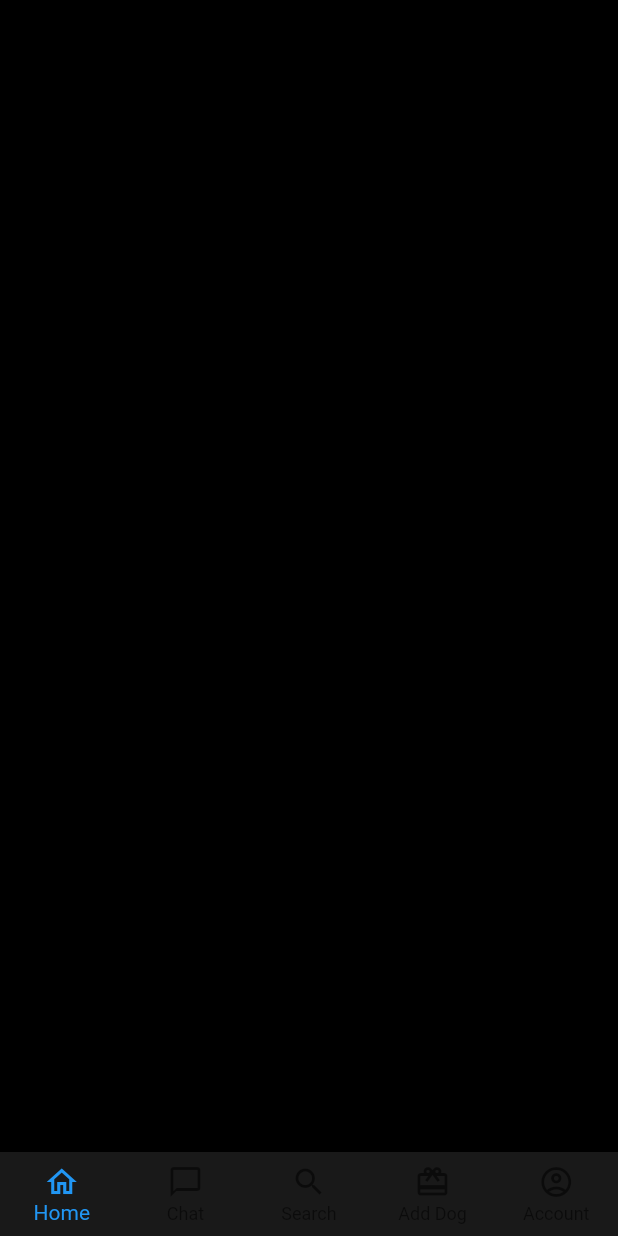
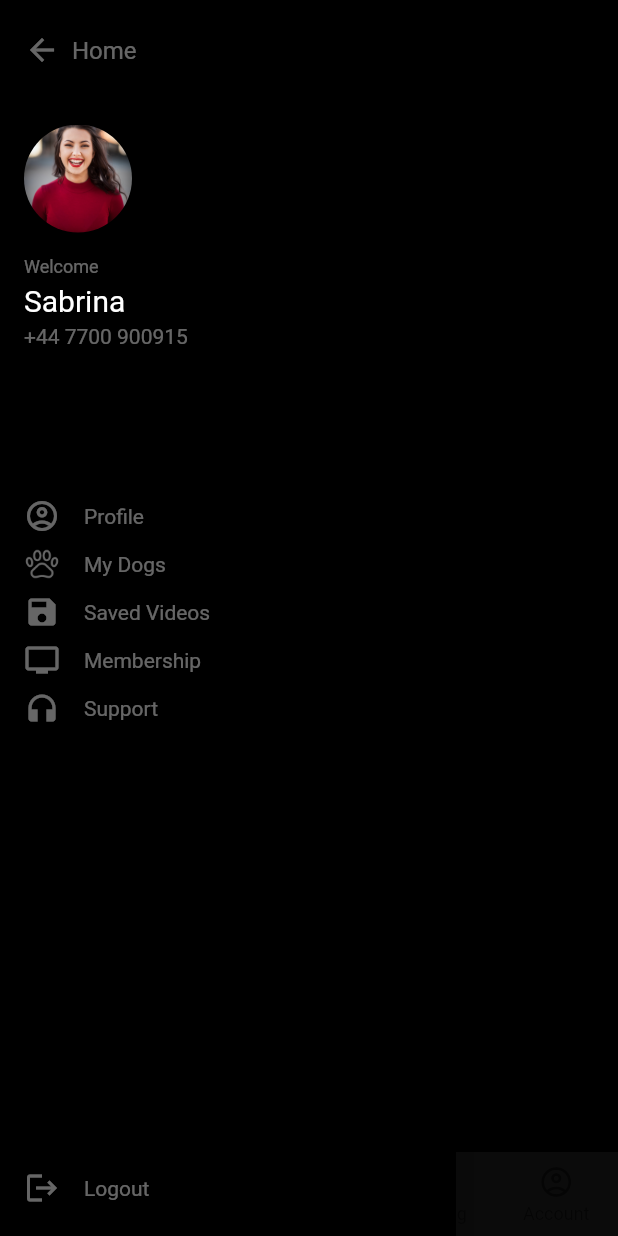
Before and after one commit to poltustein/petsProtectionFlutter, a Flutter app: the LandingScreen screen opened directly, with the side drawer open (before the commit the screen has no drawer), on a phone screen of 412 x 824 dp. Run offline on Flutter 3.47's test engine with Material 2 defaults, Android fonts, the phone set to English and light mode, and no system bars; our stand-ins replace get, introduction_screen, toast.

Commit message:
Created side drawer UI

```diff
--- a/lib/main.dart
+++ b/lib/main.dart
@@ -1,3 +1,4 @@
+// @dart=2.9
 import 'package:flutter/material.dart';
 import 'package:flutter/services.dart';
 import 'package:get/get.dart';
@@ -6,7 +7,7 @@ import 'package:pwd_app/screens/onboarding/onboarding_screen.dart';
 void main() => runApp(const App());
 
 class App extends StatelessWidget {
-  const App({Key? key}) : super(key: key);
+  const App({Key key}) : super(key: key);
 
   @override
   Widget build(BuildContext context) {
@@ -24,7 +25,7 @@ class App extends StatelessWidget {
 }
 
 class HomePage extends StatelessWidget {
-  const HomePage({Key? key}) : super(key: key);
+  const HomePage({Key key}) : super(key: key);
 
   @override
   Widget build(BuildContext context) {
--- a/lib/screens/landingScreen/landing_screen.dart
+++ b/lib/screens/landingScreen/landing_screen.dart
@@ -5,20 +5,145 @@ class LandingScreen extends StatelessWidget {
 
   @override
   Widget build(BuildContext context) {
-    return Scaffold(
+    return SafeArea(
+      child: Scaffold(
         body: Container(
           color: Colors.black,
+        ),
+        drawer: Drawer(
+          backgroundColor: Colors.black,
+          child: Padding(
+            padding: const EdgeInsets.all(16.0),
+            child: Column(
+              crossAxisAlignment: CrossAxisAlignment.start,
+              children: [
+                Row(
+                  children: [
+                    Icon(
+                      Icons.arrow_back,
+                      color: Colors.white.withOpacity(0.4),
+                    ),
+                    Padding(
+                      padding: const EdgeInsets.all(8.0),
+                      child: Text(
+                        "Home",
+                        style: TextStyle(
+                            color: Colors.white.withOpacity(0.4), fontSize: 16),
+                      ),
+                    )
+                  ],
+                ),
+                Padding(
+                  padding: const EdgeInsets.only(top: 32),
+                  child: ClipRRect(
+                    borderRadius: BorderRadius.circular(72),
+                    child: Image.asset(
+                      'assets/michael-dam-mEZ3PoFGs_k-unsplash.jpg',
+                      fit: BoxFit.cover, height: 72, width: 72,),
+                  ),
+                ),
+                Padding(
+                  padding: const EdgeInsets.only(top: 16.0, bottom: 4),
+                  child: Text("Welcome", style: TextStyle(color: Colors.white.withOpacity(0.4), fontSize: 12),),
+                ),
+                Text("Sabrina", style: TextStyle(color: Colors.white, fontSize: 20),),
+                Padding(
+                  padding: const EdgeInsets.only(top: 4.0),
+                  child: Text("+44 7700 900915", style: TextStyle(color: Colors.white.withOpacity(0.4), fontSize: 14),),
+                ),
+                Padding(padding: EdgeInsets.all(48)),
+                Padding(
+                  padding: const EdgeInsets.symmetric(vertical: 4.0),
+                  child: Row(
+                    children: [
+                      Icon(Icons.account_circle_outlined, color: Colors.white.withOpacity(0.4),),
+                      Padding(
+                        padding: const EdgeInsets.only(left: 16.0),
+                        child: Text("Profile", style: TextStyle(color: Colors.white.withOpacity(0.4), fontSize: 14),),
+                      ),
+                    ],
+                  ),
+                ),
+                Padding(
+                  padding: const EdgeInsets.symmetric(vertical: 4.0),
+                  child: Row(
+                    children: [
+                      Image.asset('assets/126333676916257259133595.png', color: Colors.white.withOpacity(0.4), height: 24, width: 24,),
+                      Padding(
+                        padding: const EdgeInsets.only(left: 16.0),
+                        child: Text("My Dogs", style: TextStyle(color: Colors.white.withOpacity(0.4), fontSize: 14),),
+                      ),
+                    ],
+                  ),
+                ),
+                Padding(
+                  padding: const EdgeInsets.symmetric(vertical: 4.0),
+                  child: Row(
+                    children: [
+                      Icon(Icons.save, color: Colors.white.withOpacity(0.4),),
+                      Padding(
+                        padding: const EdgeInsets.only(left: 16.0),
+                        child: Text("Saved Videos", style: TextStyle(color: Colors.white.withOpacity(0.4), fontSize: 14),),
+                      ),
+                    ],
+                  ),
+                ),
+                Padding(
+                  padding: const EdgeInsets.symmetric(vertical: 4.0),
+                  child: Row(
+                    children: [
+                      Icon(Icons.tv, color: Colors.white.withOpacity(0.4),),
+                      Padding(
+                        padding: const EdgeInsets.only(left: 16.0),
+                        child: Text("Membership", style: TextStyle(color: Colors.white.withOpacity(0.4), fontSize: 14),),
+                      ),
+                    ],
+                  ),
+                ),
+                Padding(
+                  padding: const EdgeInsets.symmetric(vertical: 4.0),
+                  child: Row(
+                    children: [
+                      Icon(Icons.headphones, color: Colors.white.withOpacity(0.4),),
+                      Padding(
+                        padding: const EdgeInsets.only(left: 16.0),
+                        child: Text("Support", style: TextStyle(color: Colors.white.withOpacity(0.4), fontSize: 14),),
+                      ),
+                    ],
+                  ),
+                ),
+                Spacer(flex: 1,),
+                Padding(
+                  padding: const EdgeInsets.symmetric(vertical: 4.0),
+                  child: Row(
+                    children: [
+                      Icon(Icons.logout, color: Colors.white.withOpacity(0.4),),
+                      Padding(
+                        padding: const EdgeInsets.only(left: 16.0),
+                        child: Text("Logout", style: TextStyle(color: Colors.white.withOpacity(0.4), fontSize: 14),),
+                      ),
+                    ],
+                  ),
+                ),
+              ],
+            ),
+          ),
         ),
         bottomNavigationBar: BottomNavigationBar(
           type: BottomNavigationBarType.fixed,
           backgroundColor: Color(0xff191919),
           items: [
-          BottomNavigationBarItem(icon: Icon(Icons.home_outlined), label: "Home"),
-          BottomNavigationBarItem(icon: Icon(Icons.chat_bubble_outline), label: "Chat"),
+            BottomNavigationBarItem(
+                icon: Icon(Icons.home_outlined), label: "Home"),
+            BottomNavigationBarItem(
+                icon: Icon(Icons.chat_bubble_outline), label: "Chat"),
             BottomNavigationBarItem(icon: Icon(Icons.search), label: "Search"),
-          BottomNavigationBarItem(icon: Icon(Icons.card_giftcard), label: "Add Dog"),
-          BottomNavigationBarItem(icon: Icon(Icons.account_circle_outlined), label: "Account"),
+            BottomNavigationBarItem(
+                icon: Icon(Icons.card_giftcard), label: "Add Dog"),
+            BottomNavigationBarItem(
+                icon: Icon(Icons.account_circle_outlined), label: "Account"),
           ],
+        ),
       ),
     );
   }
--- a/pubspec.yaml
+++ b/pubspec.yaml
@@ -18,7 +18,7 @@ publish_to: 'none' # Remove this line if you wish to publish to pub.dev
 version: 1.0.0+1
 
 environment:
-  sdk: ">=2.15.1 <3.0.0"
+  sdk: '>=2.12.0-0.0 <3.0.0'
 
 # Dependencies specify other packages that your package needs in order to work.
 # To automatically upgrade your package dependencies to the latest versions
```
Also changed, not shown: pubspec.lock. Lines whose indentation alone changed are shown as unchanged.
